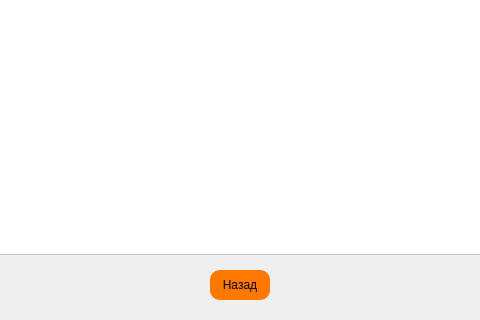
Above: lessonwidget.ui from Belchankova/diplom before the change; both pictures show x 101 to 581 and y 244 to 564 of the 681 by 564 pixel window. Below: the same form after it.
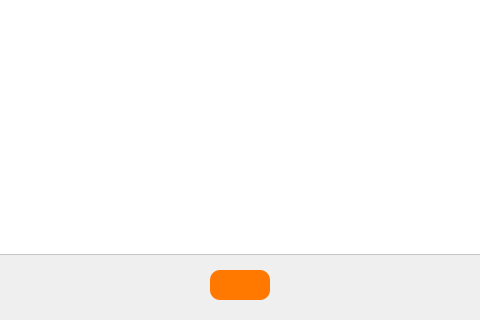
That is the form after the change. Icons and pictures are not drawn.

```diff
--- a/lessonwidget.ui
+++ b/lessonwidget.ui
@@ -70,7 +70,7 @@
 </string>
           </property>
           <property name="text">
-           <string>Назад</string>
+           <string/>
           </property>
          </widget>
         </item>
```
Left out of the diff: 2 changed lines with no effect on the pictures.
